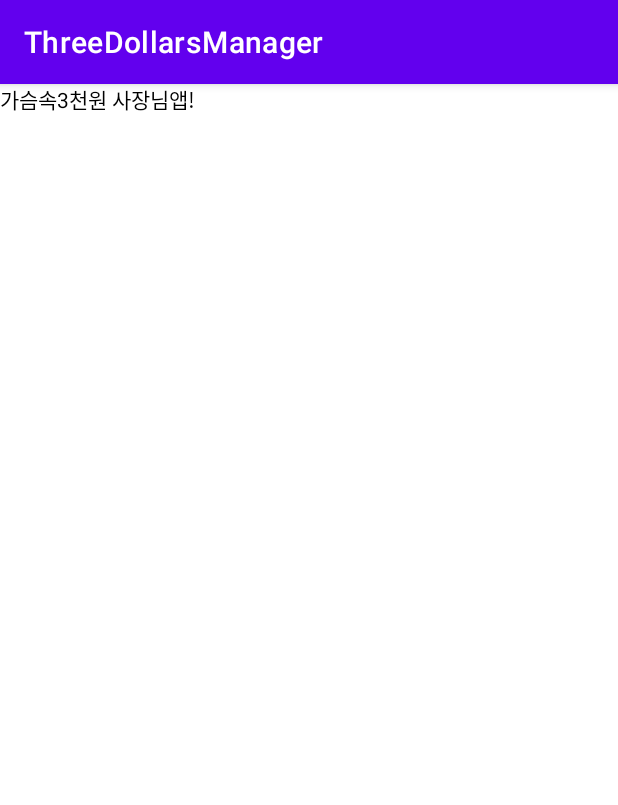
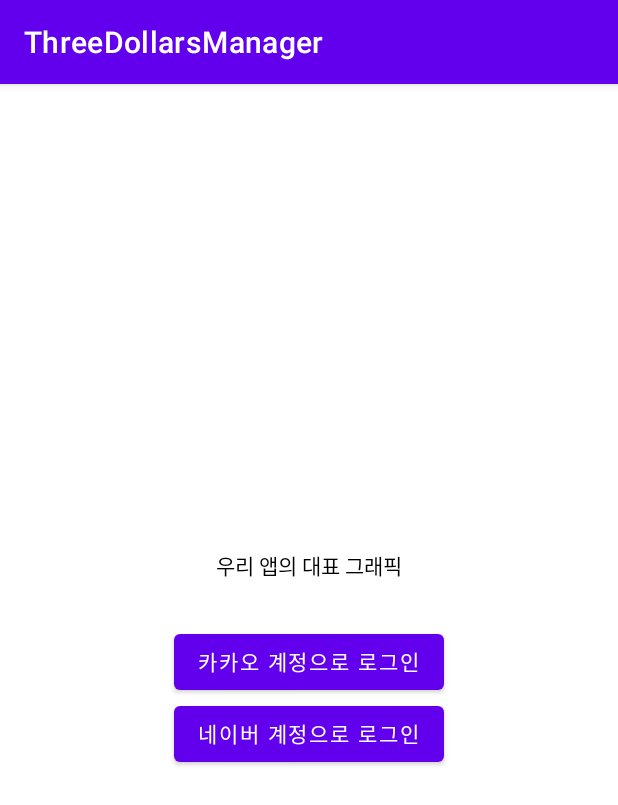
Before and after one commit to 3dollar-in-my-pocket/3dollar-in-my-pocket-manager-android, an Android app built with Jetpack Compose: the screen it shows after launch (MainActivity), on a phone screen of 412 x 824 dp. Shown: the top 805 px of the screen. Run offline under Robolectric (Android 15) with nearby library versions, the phone set to English and light mode, and no system bars; our stand-ins replace Dagger/Hilt's generated code.

Commit message:
feat - 로그인 버튼 추가

```diff
--- a/app/src/main/java/app/threedollars/manager/MainActivity.kt
+++ b/app/src/main/java/app/threedollars/manager/MainActivity.kt
@@ -3,10 +3,15 @@ package app.threedollars.manager
 import android.os.Bundle
 import androidx.activity.compose.setContent
 import androidx.appcompat.app.AppCompatActivity
-import androidx.compose.material.MaterialTheme
-import androidx.compose.material.Surface
+import androidx.compose.foundation.layout.*
+import androidx.compose.material.Button
 import androidx.compose.material.Text
 import androidx.compose.runtime.Composable
+import androidx.compose.ui.Alignment
+import androidx.compose.ui.Modifier
+import androidx.compose.ui.graphics.Color
+import androidx.compose.ui.text.TextStyle
+import androidx.compose.ui.unit.dp
 import dagger.hilt.android.AndroidEntryPoint
 
 @AndroidEntryPoint
@@ -15,14 +20,33 @@ class MainActivity : AppCompatActivity() {
         super.onCreate(savedInstanceState)
 
         setContent {
-            Surface(color = MaterialTheme.colors.background) {
-                Greeting("가슴속3천원 사장님앱!")
-            }
+            LoginButtons()
         }
     }
 }
 
 @Composable
-private fun Greeting(text: String) {
-    Text(text)
+fun LoginButtons() {
+    Column(
+        modifier = Modifier.fillMaxSize(),
+        Arrangement.Center,
+        horizontalAlignment = Alignment.CenterHorizontally
+    ) {
+        Row(Modifier.padding(bottom = 30.dp)) {
+            Text(
+                text = "우리 앱의 대표 그래픽",
+                style = TextStyle(color = Color.Black)
+            )
+        }
+        Row() {
+            Button(onClick = { /*TODO*/ }) {
+                Text(text = "카카오 계정으로 로그인")
+            }
+        }
+        Row() {
+            Button(onClick = { /*TODO*/ }) {
+                Text(text = "네이버 계정으로 로그인")
+            }
+        }
+    }
 }
```
